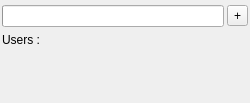
First picture: the form in ui/qqboardinfo.ui, repository dguihal/quteqoin, before the edit.
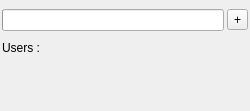
Second picture: the form after the edit. Custom widgets are drawn as their Qt base class.

What changed in the file:
```diff
--- a/ui/qqboardinfo.ui
+++ b/ui/qqboardinfo.ui
@@ -7,7 +7,7 @@
     <x>0</x>
     <y>0</y>
     <width>250</width>
-    <height>103</height>
+    <height>111</height>
    </rect>
   </property>
   <property name="sizePolicy">
@@ -138,8 +138,8 @@
           <rect>
            <x>0</x>
            <y>0</y>
-           <width>201</width>
-           <height>68</height>
+           <width>202</width>
+           <height>79</height>
           </rect>
          </property>
         </widget>
@@ -150,6 +150,13 @@
    </item>
   </layout>
  </widget>
+ <customwidgets>
+  <customwidget>
+   <class>QQBoardInfoProgressBar</class>
+   <extends>QProgressBar</extends>
+   <header>ui/boardinfo/qqboardinfoprogressbar.h</header>
+  </customwidget>
+ </customwidgets>
  <resources/>
  <connections/>
 </ui>
```
Left out of the diff: 35 changed lines with no effect on the pictures.
